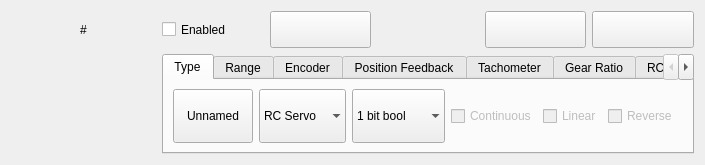
Above: src/libs/libardumy/ardumy/ArduMYActuatorWidget.ui from mrdeveloperdude/OctoMY before the change. Below: the same form after it.
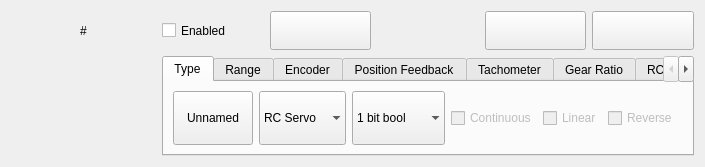
That is the form after the change. Icons and pictures are not drawn. Custom widgets are drawn as their Qt base class.

Diff of the .ui file:
```diff
--- a/src/libs/libardumy/ardumy/ArduMYActuatorWidget.ui
+++ b/src/libs/libardumy/ardumy/ArduMYActuatorWidget.ui
@@ -7,7 +7,7 @@
     <x>0</x>
     <y>0</y>
     <width>705</width>
-    <height>165</height>
+    <height>167</height>
    </rect>
   </property>
   <property name="sizePolicy">
```
Left out of the diff: 92 changed lines with no effect on the pictures.
